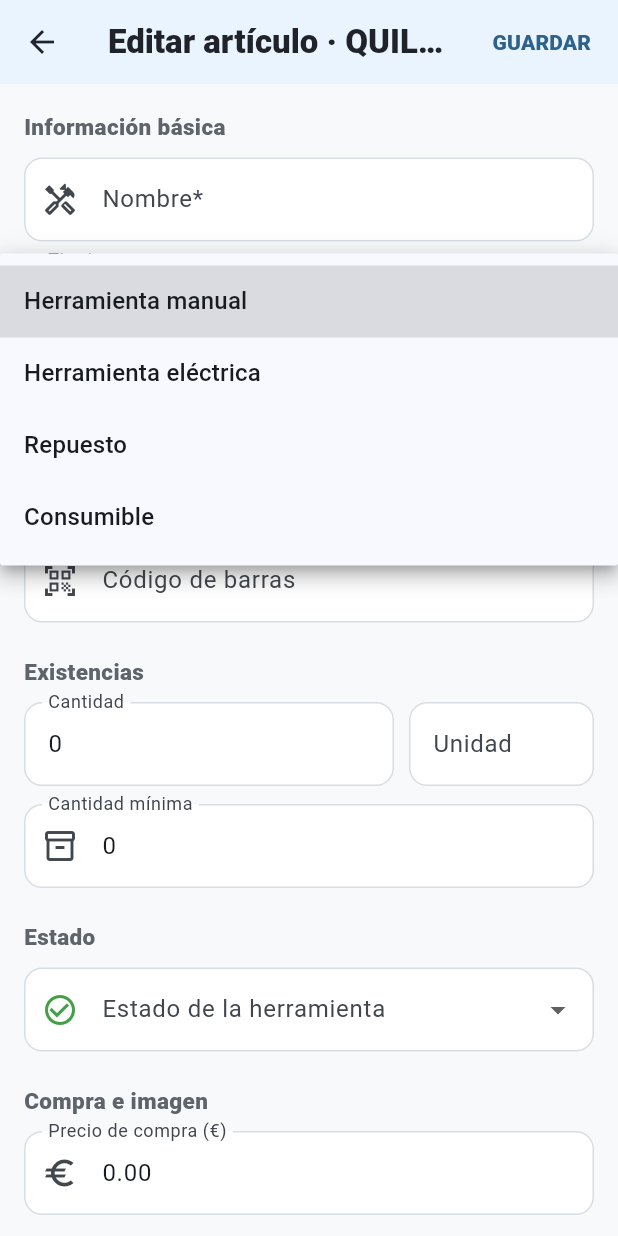
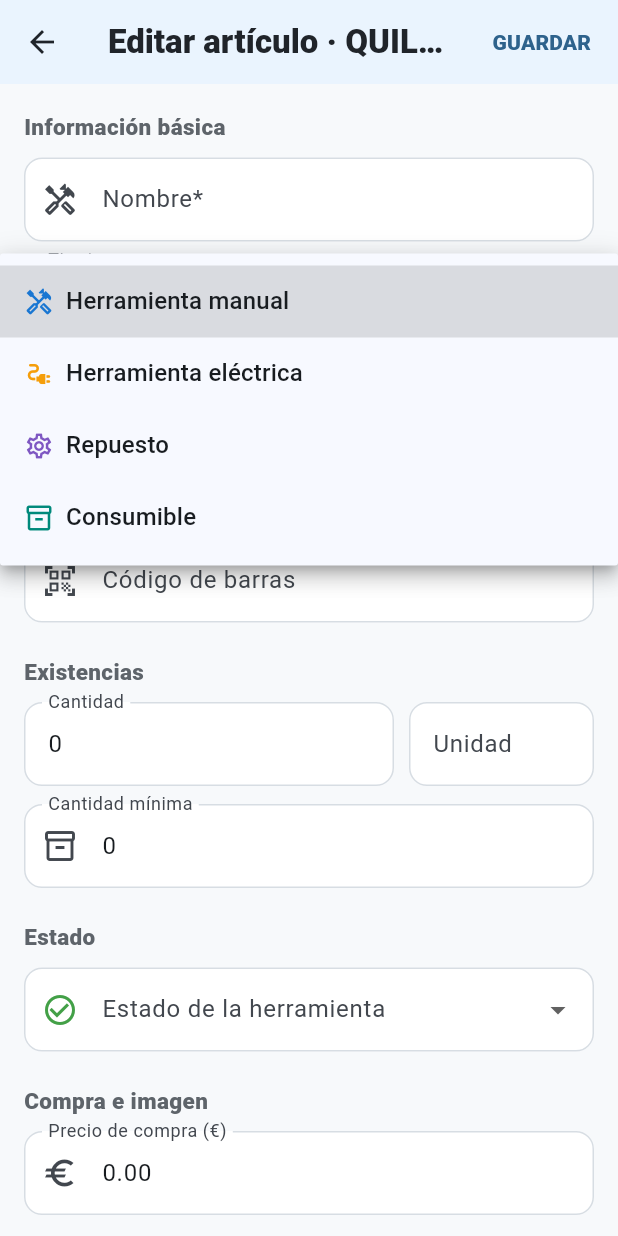
Before and after one commit to superautoma/Enriquecido, a Flutter app: the EditToolPage screen opened directly with empty values, after a tap on "Selecciona el tipo", on a phone screen of 412 x 824 dp. Run offline on Flutter 3.47's test engine with Material 3 defaults, Android fonts, the phone set to English and light mode, and no system bars; our stand-ins replace file_picker, image_picker, share_plus, sqflite; missing offline and left inert: appflowy_editor, fleather, flutter_quill; accounts and stored records are empty.

Commit message:
Añadir iconos y estilo visual al campo Tipo

```diff
--- a/flutter/lib/main_quill_integrated_test.dart
+++ b/flutter/lib/main_quill_integrated_test.dart
@@ -126,12 +126,47 @@ class ToolImage {
       );
 }
 
-const toolTypes = <String>[
-  'Herramienta manual',
-  'Herramienta eléctrica',
-  'Repuesto',
-  'Consumible',
+class ToolTypeStyle {
+  const ToolTypeStyle(this.label, this.color, this.icon);
+
+  final String label;
+  final Color color;
+  final IconData icon;
+}
+
+const toolTypeStyles = <ToolTypeStyle>[
+  ToolTypeStyle(
+    'Herramienta manual',
+    Color(0xFF1976D2),
+    Icons.handyman_outlined,
+  ),
+  ToolTypeStyle(
+    'Herramienta eléctrica',
+    Color(0xFFF59E0B),
+    Icons.electrical_services_outlined,
+  ),
+  ToolTypeStyle(
+    'Repuesto',
+    Color(0xFF7E57C2),
+    Icons.settings_outlined,
+  ),
+  ToolTypeStyle(
+    'Consumible',
+    Color(0xFF00897B),
+    Icons.inventory_2_outlined,
+  ),
 ];
+
+ToolTypeStyle toolTypeStyleFor(String value) {
+  return toolTypeStyles.firstWhere(
+    (style) => style.label == value,
+    orElse: () => const ToolTypeStyle(
+      '',
+      Color(0xFF7A7F85),
+      Icons.category_outlined,
+    ),
+  );
+}
 
 class ToolItem {
   ToolItem({
@@ -1003,7 +1038,7 @@ class _ToolsHomePageState extends State<ToolsHomePage> {
     return Scaffold(
       appBar: AppBar(
         title: const Text(
-          'Mis herramientas · QUILL V12',
+          'Mis herramientas · QUILL V13',
           style: TextStyle(fontWeight: FontWeight.w800),
         ),
         actions: [
@@ -2104,11 +2139,12 @@ class _EditToolPageState extends State<EditToolPage> {
   @override
   Widget build(BuildContext context) {
     final style = conditionStyleFor(_condition);
+    final typeStyle = toolTypeStyleFor(_type);
 
     return Scaffold(
       appBar: AppBar(
         title: Text(
-          _isEditing ? 'Editar artículo · QUILL V12' : 'Nuevo artículo · QUILL V12',
+          _isEditing ? 'Editar artículo · QUILL V13' : 'Nuevo artículo · QUILL V13',
           style: const TextStyle(fontWeight: FontWeight.w800),
         ),
         actions: [
@@ -2144,21 +2180,35 @@ class _EditToolPageState extends State<EditToolPage> {
               const SizedBox(height: 12),
               DropdownButtonFormField<String>(
                 initialValue: _type.isEmpty ? null : _type,
-                decoration: const InputDecoration(
+                decoration: InputDecoration(
                   labelText: 'Tipo*',
-                  prefixIcon: Icon(Icons.category_outlined),
+                  prefixIcon: Icon(
+                    typeStyle.icon,
+                    color: typeStyle.color,
+                  ),
                 ),
                 hint: const Text('Selecciona el tipo'),
-                items: toolTypes
+                items: toolTypeStyles
                     .map(
-                      (type) => DropdownMenuItem<String>(
-                        value: type,
-                        child: Text(type),
+                      (option) => DropdownMenuItem<String>(
+                        value: option.label,
+                        child: Row(
+                          children: [
+                            Icon(
+                              option.icon,
+                              color: option.color,
+                              size: 20,
+                            ),
+                            const SizedBox(width: 8),
+                            Text(option.label),
+                          ],
+                        ),
                       ),
                     )
                     .toList(),
                 onChanged: (value) {
-                  setState(() => _type = value ?? '');
+                  if (value == null) return;
+                  setState(() => _type = value);
                 },
                 validator: (value) =>
                     value == null || value.isEmpty ? 'Selecciona el tipo' : null,
```
